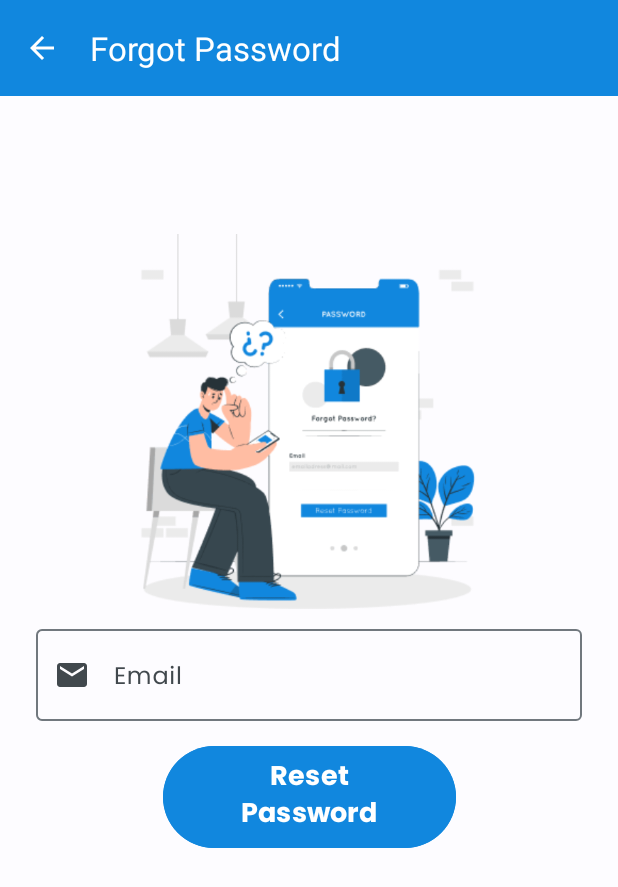
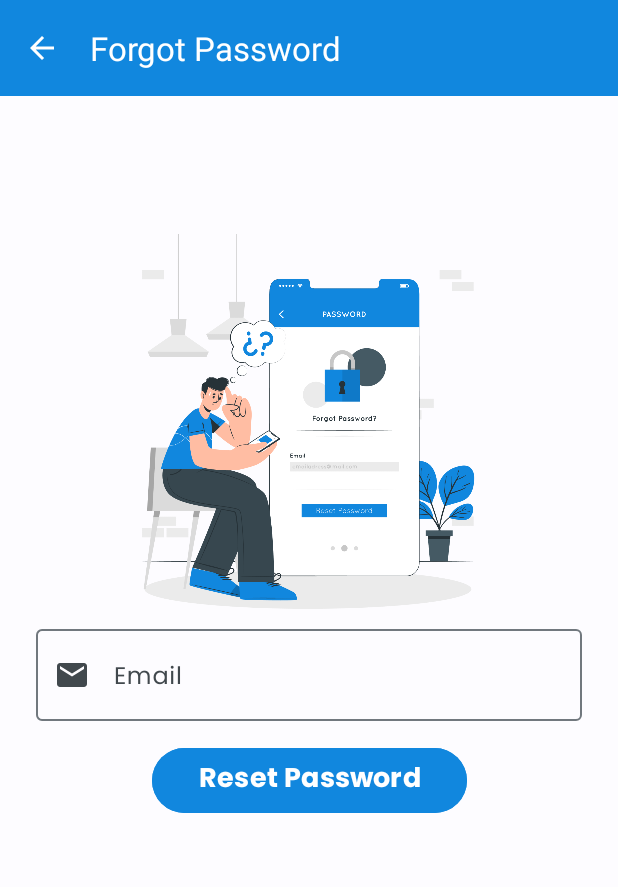
Before and after one commit to shafadeascr16/ProjectPAM_DoneIt, an Android app: the screen it shows after launch (LoginActivity), after a tap on "Forgot Password?", on a phone screen of 412 x 824 dp. Shown: the top 887 px of the screen. Run offline under Robolectric (Android 15) with nearby library versions, the light colour scheme and no system bars; our stand-ins replace Dagger/Hilt's generated code, Firebase (no records; nobody signed in at launch, a user with empty details on screens opened directly), navigation-ui; 1 other tap on this screen came first.

Commit message:
hd image

```diff
--- a/app/src/main/res/layout/fragment_forgot_password.xml
+++ b/app/src/main/res/layout/fragment_forgot_password.xml
@@ -29,7 +29,7 @@
 
     <Button
         android:id="@+id/forgotPasswordButton"
-        android:layout_width="195dp"
+        android:layout_width="210dp"
         android:layout_height="wrap_content"
         android:layout_gravity="start"
         android:layout_marginStart="24dp"
```
Also changed, not shown: app/src/main/res/drawable/forgetpw.png, app/src/main/res/drawable/list.png, app/src/main/res/drawable/reglog.png.
